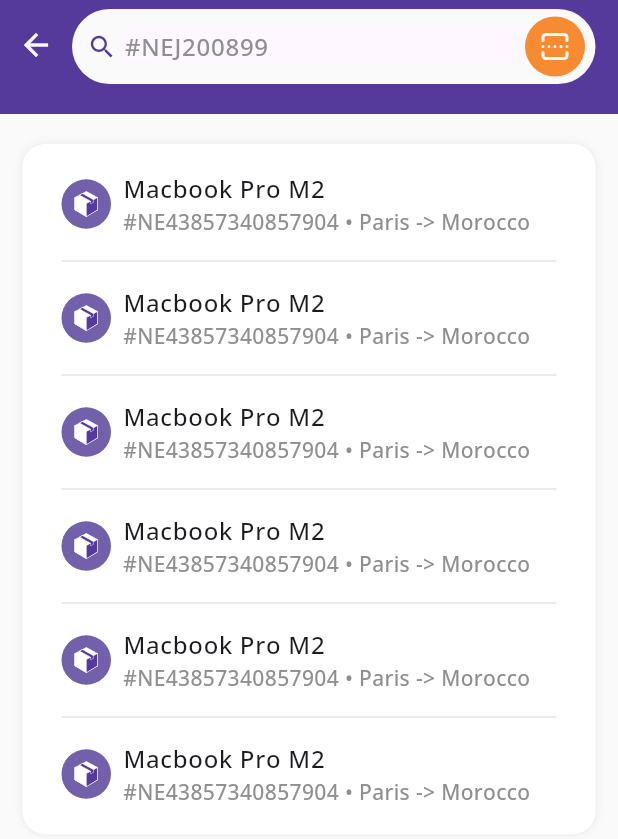
After one commit to donkizzy/movemate_shipment_mobile, a Flutter app: the screen it shows after launch, after a tap on the "search" icon, on a phone screen of 412 x 824 dp. The commit adds this screen. Shown: the top 839 px of the screen. Run offline on Flutter 3.47's test engine with Material 2 defaults, Android fonts, the phone set to English and light mode, and no system bars; our stand-ins replace flutter_staggered_animations, flutter_svg, google_fonts; network calls fail.

Commit message:
worked on search page

```diff
--- a/lib/features/app_colors.dart
+++ b/lib/features/app_colors.dart
@@ -14,3 +14,4 @@ const alabasterGrey = Color(0xFFF8F8F8);
 const jumboGrey = Color(0xFF89888B);
 const manateeGrey = Color(0xFF8F8F91);
 const downeyGreen = Color(0xFF5CC699);
+const delugePurple = Color(0xFF7360AB);
--- a/lib/features/home/presentation/pages/home_page.dart
+++ b/lib/features/home/presentation/pages/home_page.dart
@@ -3,6 +3,7 @@ import 'package:flutter_staggered_animations/flutter_staggered_animations.dart';
 import 'package:flutter_svg/flutter_svg.dart';
 import 'package:movemate_shipment/features/app_colors.dart';
 import 'package:movemate_shipment/features/home/presentation/widgets/vehicles_list_widget.dart';
+import 'package:movemate_shipment/features/search/presentation/pages/search_page.dart';
 
 class HomePage extends StatefulWidget {
   const HomePage({super.key});
@@ -38,8 +39,12 @@ class _HomePageState extends State<HomePage> {
               Row(
                 crossAxisAlignment: CrossAxisAlignment.start,
                 children: [
-                  SvgPicture.asset('assets/send.svg',
-                      height: 14, colorFilter: const ColorFilter.mode(Colors.white, BlendMode.srcIn),),
+                  SvgPicture.asset(
+                    'assets/send.svg',
+                    height: 14,
+                    colorFilter:
+                        const ColorFilter.mode(Colors.white, BlendMode.srcIn),
+                  ),
                   const SizedBox(
                     width: 5.0,
                   ),
@@ -79,10 +84,20 @@ class _HomePageState extends State<HomePage> {
           ],
           bottom: PreferredSize(
             preferredSize: const Size(double.infinity, 40),
+            child: GestureDetector(
+              onTap: () {
+                Navigator.push(
+                    context,
+                    MaterialPageRoute(
+                        builder: (context) => const SearchPage()));
+              },
+              child: Hero(
+                tag: 'search',
                 child: Container(
-              margin: const EdgeInsets.only(bottom: 20, left: 15, right: 15),
-              padding:
-                  const EdgeInsets.only(left: 10, top: 5, bottom: 5, right: 7),
+                  margin:
+                      const EdgeInsets.only(bottom: 20, left: 15, right: 15),
+                  padding: const EdgeInsets.only(
+                      left: 10, top: 5, bottom: 5, right: 7),
                   decoration: BoxDecoration(
                     color: hintGrey,
                     borderRadius: BorderRadius.circular(30.0),
@@ -93,11 +108,20 @@ class _HomePageState extends State<HomePage> {
                       const SizedBox(
                         width: 5,
                       ),
-                  const Text(
-                    'Enter the receipt number...',
-                    style: TextStyle(color: manateeGrey),
+                      Expanded(
+                        child: Material(
+                          child: TextFormField(
+                            enabled: false,
+                            style: const TextStyle(
+                                fontWeight: FontWeight.w500),
+                            decoration: const InputDecoration.collapsed(
+                                hintText: '#NEJ200899',
+                                hintStyle: TextStyle(
+                                    fontWeight: FontWeight.w500,
+                                    color: manateeGrey)),
                           ),
-                  const Spacer(),
+                        ),
+                      ),
                       Container(
                         padding: const EdgeInsets.all(8),
                         decoration: const BoxDecoration(
@@ -111,6 +135,8 @@ class _HomePageState extends State<HomePage> {
                         ),
                       )
                     ],
+                  ),
+                ),
               ),
             ),
           ),
@@ -131,7 +157,9 @@ class _HomePageState extends State<HomePage> {
             const Text(
               'Tracking',
               style: TextStyle(
-                  fontWeight: FontWeight.w600, fontSize: 16, color: buntingBlue),
+                  fontWeight: FontWeight.w600,
+                  fontSize: 16,
+                  color: buntingBlue),
             ),
             const SizedBox(
               height: 20,
@@ -163,7 +191,10 @@ class _HomePageState extends State<HomePage> {
                           children: [
                             Text(
                               'Shipment Number',
-                              style: TextStyle(color: manateeGrey, fontSize: 12,fontWeight: FontWeight.w500),
+                              style: TextStyle(
+                                  color: manateeGrey,
+                                  fontSize: 12,
+                                  fontWeight: FontWeight.w500),
                             ),
                             Text(
                               'NEJ20089934122231',
@@ -252,7 +283,7 @@ class _HomePageState extends State<HomePage> {
                                     TextStyle(color: manateeGrey, fontSize: 12),
                               ),
                               Row(
-                                mainAxisAlignment:  MainAxisAlignment.end,
+                                mainAxisAlignment: MainAxisAlignment.end,
                                 children: [
                                   Text(
                                     '2 day -3 days',
@@ -327,8 +358,10 @@ class _HomePageState extends State<HomePage> {
                               children: [
                                 Text(
                                   'Status',
-                                  style:
-                                  TextStyle(color: manateeGrey, fontSize: 12,fontWeight: FontWeight.w500),
+                                  style: TextStyle(
+                                      color: manateeGrey,
+                                      fontSize: 12,
+                                      fontWeight: FontWeight.w500),
                                 ),
                                 Text(
                                   'Waiting to collect',
@@ -377,7 +410,9 @@ class _HomePageState extends State<HomePage> {
             const Text(
               'Available Vehicles',
               style: TextStyle(
-                  fontWeight: FontWeight.w600, fontSize: 16, color: buntingBlue),
+                  fontWeight: FontWeight.w600,
+                  fontSize: 16,
+                  color: buntingBlue),
             ),
             const SizedBox(
               height: 20,
--- /dev/null
+++ b/lib/features/search/presentation/pages/search_page.dart
@@ -0,0 +1,155 @@
+import 'package:flutter/material.dart';
+import 'package:flutter_staggered_animations/flutter_staggered_animations.dart';
+import 'package:flutter_svg/flutter_svg.dart';
+import 'package:movemate_shipment/core/utils.dart';
+import 'package:movemate_shipment/features/app_colors.dart';
+
+class SearchPage extends StatefulWidget {
+  const SearchPage({super.key});
+
+  @override
+  State<SearchPage> createState() => _SearchPageState();
+}
+
+class _SearchPageState extends State<SearchPage> {
+  @override
+  Widget build(BuildContext context) {
+    return Scaffold(
+      backgroundColor: hintGrey,
+      appBar: AppBar(
+        backgroundColor: gigasPurple,
+        automaticallyImplyLeading: false,
+        bottom: PreferredSize(
+            preferredSize: Size(width(context), 20),
+            child: Row(
+              crossAxisAlignment: CrossAxisAlignment.start,
+              children: [
+                const BackButton(
+                  color: hintGrey,
+                ),
+                Expanded(
+                  child: Hero(
+                    tag: 'search',
+                    child: Container(
+                      margin: const EdgeInsets.only(bottom: 20, right: 15),
+                      padding: const EdgeInsets.only(
+                          left: 10, top: 5, bottom: 5, right: 7),
+                      decoration: BoxDecoration(
+                        color: hintGrey,
+                        borderRadius: BorderRadius.circular(30.0),
+                      ),
+                      child: Row(
+                        children: [
+                          const Icon(Icons.search,
+                              color: gigasPurple, size: 20),
+                          const SizedBox(
+                            width: 5,
+                          ),
+                          Expanded(
+                            child: Material(
+                              child: TextFormField(
+                                onChanged: (String value){
+
+                                },
+                                style: const TextStyle(
+                                    fontWeight: FontWeight.w500),
+                                decoration: const InputDecoration.collapsed(
+                                    hintText: '#NEJ200899',
+                                    hintStyle: TextStyle(
+                                        fontWeight: FontWeight.w500,
+                                        color: manateeGrey)),
+                              ),
+                            ),
+                          ),
+                          Container(
+                            padding: const EdgeInsets.all(8),
+                            decoration: const BoxDecoration(
+                              color: jaffaOrange,
+                              shape: BoxShape.circle,
+                            ),
+                            child: SvgPicture.asset(
+                              'assets/scan.svg',
+                              colorFilter: const ColorFilter.mode(
+                                  hintGrey, BlendMode.srcIn),
+                            ),
+                          )
+                        ],
+                      ),
+                    ),
+                  ),
+                ),
+              ],
+            )),
+      ),
+      body: Container(
+        margin: const EdgeInsets.symmetric(horizontal: 15, vertical: 20),
+        decoration: BoxDecoration(boxShadow: [
+          BoxShadow(
+            color: Colors.grey.withOpacity(0.2),
+            spreadRadius: 0,
+            blurRadius: 4,
+            offset: const Offset(0, 0), // changes position of shadow
+          ),
+        ], color: Colors.white, borderRadius: BorderRadius.circular(15.0)),
+        padding: const EdgeInsets.only(left: 10, right: 10, top: 10),
+        child: AnimationLimiter(
+            child: Column(
+                mainAxisSize: MainAxisSize.min,
+                children: AnimationConfiguration.toStaggeredList(
+                  duration: const Duration(milliseconds: 375),
+                  childAnimationBuilder: (widget) => SlideAnimation(
+                    horizontalOffset: 50.0,
+                    child: FadeInAnimation(
+                      child: widget,
+                    ),
+                  ),
+                  children: [
+                    ListView.separated(
+                      shrinkWrap: true,
+                      itemCount: 6,
+                      padding: const EdgeInsets.only(bottom: 10),
+                      itemBuilder: (BuildContext context, int index) {
+                        return ListTile(
+                          visualDensity:
+                              const VisualDensity(horizontal: -4, vertical: -4),
+                          leading: Container(
+                            width: 33,
+                            decoration: const BoxDecoration(
+                              color: delugePurple,
+                              shape: BoxShape.circle,
+                            ),
+                            child: Center(
+                                child: SvgPicture.asset(
+                              'assets/carton_white.svg',
+                              height: 18,
+                            )),
+                          ),
+                          title: const Text(
+                            'Macbook Pro M2',
+                            style: TextStyle(
+                              fontWeight: FontWeight.w500,
+                            ),
+                          ),
+                          subtitle: const Text(
+                            '#NE43857340857904 • Paris -> Morocco',
+                            style: TextStyle(
+                                fontWeight: FontWeight.w500,
+                                color: manateeGrey),
+                          ),
+                        );
+                      },
+                      separatorBuilder: (BuildContext context, int index) {
+                        return Padding(
+                          padding: const EdgeInsets.symmetric(horizontal: 16.0),
+                          child: Divider(
+                            color: bombayGrey.withOpacity(0.3),
+                          ),
+                        );
+                      },
+                    )
+                  ],
+                ))),
+      ),
+    );
+  }
+}
```
Also changed, not shown: lib/core/home/presentation/pages/home_page.dart (deleted, +0 -369 lines), assets/carton_white.svg (added), assets/package.png (added), pubspec.lock. Lines whose indentation alone changed are shown as unchanged.
